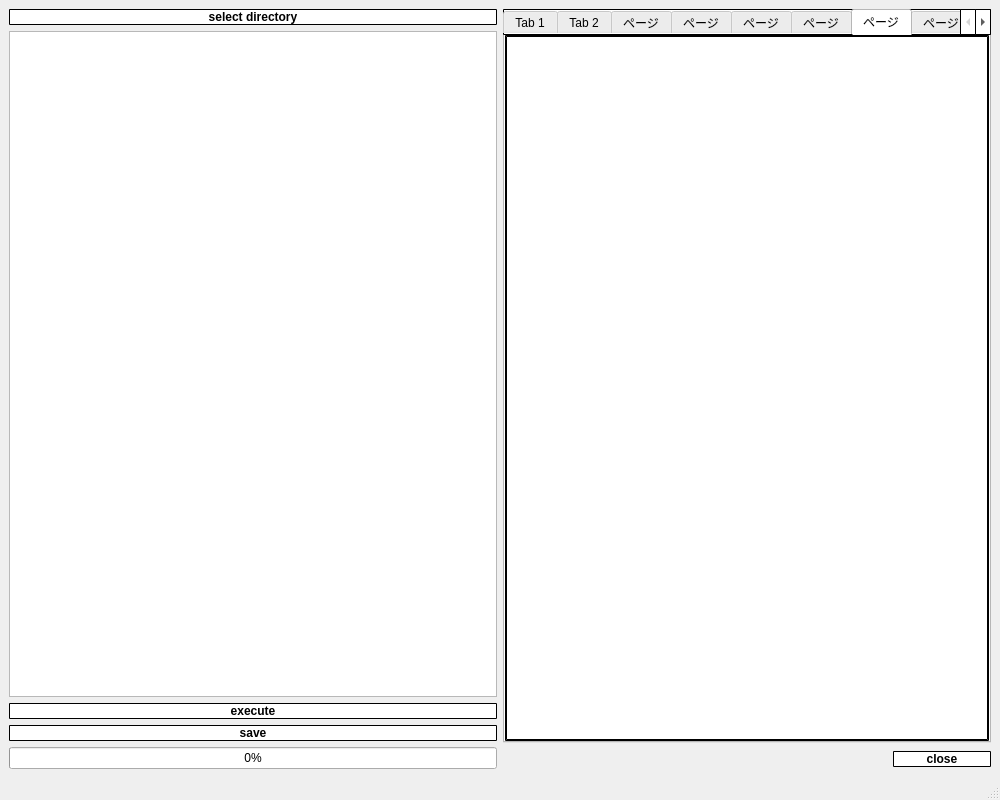
First picture: the form in app/ui/layout_image_analysis_window.ui, repository kazumakurotani/BCCProject, before the edit.
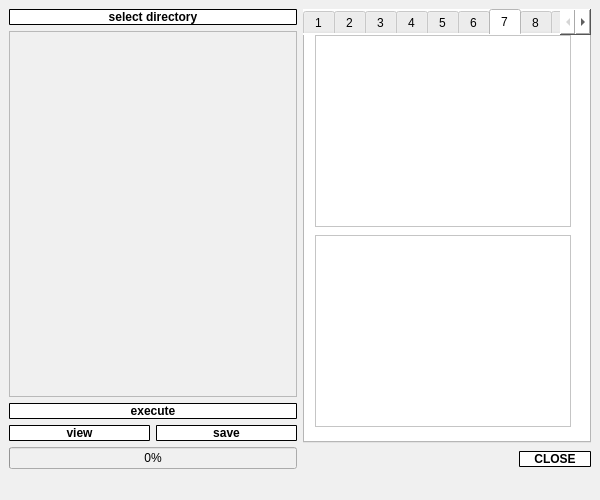
Second picture: the form after the edit. The open tabs and pages were chosen to show the change.

```diff
--- a/app/ui/layout_image_analysis_window.ui
+++ b/app/ui/layout_image_analysis_window.ui
@@ -6,17 +6,21 @@
    <rect>
     <x>0</x>
     <y>0</y>
-    <width>1000</width>
-    <height>800</height>
+    <width>600</width>
+    <height>500</height>
    </rect>
   </property>
   <property name="windowTitle">
    <string>MainWindow</string>
   </property>
+  <property name="styleSheet">
+   <string notr="true">background-color: rgb(255, 255, 255);
+background-color: rgb(240, 240, 240);</string>
+  </property>
   <widget class="QWidget" name="centralwidget">
    <layout class="QGridLayout" name="gridLayout">
     <item row="0" column="0">
-     <layout class="QHBoxLayout" name="horizontalLayout_2">
+     <layout class="QHBoxLayout" name="horizontalLayout_3">
       <item>
        <layout class="QVBoxLayout" name="verticalLayout_2">
         <item>
@@ -61,6 +65,12 @@
           <property name="textElideMode">
            <enum>Qt::ElideLeft</enum>
           </property>
+          <property name="indentation">
+           <number>100</number>
+          </property>
+          <attribute name="headerMinimumSectionSize">
+           <number>50</number>
+          </attribute>
          </widget>
         </item>
         <item>
@@ -95,15 +105,11 @@
          </widget>
         </item>
         <item>
-         <widget class="QPushButton" name="pushButton_for_saveResults">
-          <property name="sizePolicy">
-           <sizepolicy hsizetype="Preferred" vsizetype="Fixed">
-            <horstretch>0</horstretch>
-            <verstretch>0</verstretch>
-           </sizepolicy>
-          </property>
-          <property name="styleSheet">
-           <string notr="true">QPushButton {
+         <layout class="QHBoxLayout" name="horizontalLayout_2">
+          <item>
+           <widget class="QPushButton" name="pushButton">
+            <property name="styleSheet">
+             <string notr="true">QPushButton {
 	font: 11pt &quot;Segoe UI&quot;;
 	font-weight: bold;
 	color: rgb(0, 0, 0);
@@ -119,11 +125,44 @@
 	background-color: rgb(255, 255, 255);
 	border: 2px solid rgb(85, 170, 255);
 }</string>
-          </property>
-          <property name="text">
-           <string>save</string>
-          </property>
-         </widget>
+            </property>
+            <property name="text">
+             <string>view</string>
+            </property>
+           </widget>
+          </item>
+          <item>
+           <widget class="QPushButton" name="pushButton_for_saveResults">
+            <property name="sizePolicy">
+             <sizepolicy hsizetype="Preferred" vsizetype="Fixed">
+              <horstretch>0</horstretch>
+              <verstretch>0</verstretch>
+             </sizepolicy>
+            </property>
+            <property name="styleSheet">
+             <string notr="true">QPushButton {
+	font: 11pt &quot;Segoe UI&quot;;
+	font-weight: bold;
+	color: rgb(0, 0, 0);
+	background-color: rgb(255, 255, 255);
+	border: 1px solid rgb(0, 0, 0);
+	border-radius: 1px;
+}
+
+QPushButton:hover {
+	font: 75 11pt &quot;Segoe UI&quot;;
+	font-weight: bold;
+	color: rgb(85, 170, 255);
+	background-color: rgb(255, 255, 255);
+	border: 2px solid rgb(85, 170, 255);
+}</string>
+            </property>
+            <property name="text">
+             <string>save</string>
+            </property>
+           </widget>
+          </item>
+         </layout>
         </item>
         <item>
          <widget class="QProgressBar" name="progressBar">
@@ -152,8 +191,6 @@
          <widget class="QTabWidget" name="tabWidget_for_viewDiagram">
           <property name="styleSheet">
            <string notr="true">	background-color: rgb(255, 255, 255);
-	border: 0.5px solid rgb(0, 0, 0);
-	border-radius: 1px;
 </string>
           </property>
           <property name="currentIndex">
@@ -161,81 +198,88 @@
           </property>
           <widget class="QWidget" name="tab">
            <attribute name="title">
-            <string>Tab 1</string>
+            <string>1</string>
            </attribute>
           </widget>
           <widget class="QWidget" name="tab_2">
            <attribute name="title">
-            <string>Tab 2</string>
+            <string>2</string>
            </attribute>
           </widget>
           <widget class="QWidget" name="tab_3">
            <attribute name="title">
-            <string>ページ</string>
+            <string>3</string>
            </attribute>
           </widget>
           <widget class="QWidget" name="tab_4">
            <attribute name="title">
-            <string>ページ</string>
+            <string>4</string>
            </attribute>
           </widget>
           <widget class="QWidget" name="tab_5">
            <attribute name="title">
-            <string>ページ</string>
+            <string>5</string>
            </attribute>
           </widget>
           <widget class="QWidget" name="tab_6">
            <attribute name="title">
-            <string>ページ</string>
+            <string>6</string>
            </attribute>
           </widget>
           <widget class="QWidget" name="tab_7">
            <attribute name="title">
-            <string>ページ</string>
+            <string>7</string>
            </attribute>
+           <widget class="QTableView" name="tableView_tab_7">
+            <property name="geometry">
+             <rect>
+              <x>10</x>
+              <y>200</y>
+              <width>256</width>
+              <height>192</height>
+             </rect>
+            </property>
+           </widget>
+           <widget class="QGraphicsView" name="graphicsView_tab_7">
+            <property name="geometry">
+             <rect>
+              <x>10</x>
+              <y>0</y>
+              <width>256</width>
+              <height>192</height>
+             </rect>
+            </property>
+           </widget>
           </widget>
           <widget class="QWidget" name="tab_8">
            <attribute name="title">
-            <string>ページ</string>
+            <string>8</string>
            </attribute>
           </widget>
           <widget class="QWidget" name="tab_9">
            <attribute name="title">
-            <string>ページ</string>
+            <string>9</string>
            </attribute>
           </widget>
           <widget class="QWidget" name="tab_10">
            <attribute name="title">
-            <string>ページ</string>
+            <string>10</string>
            </attribute>
           </widget>
           <widget class="QWidget" name="tab_11">
            <attribute name="title">
-            <string>ページ</string>
+            <string>12</string>
            </attribute>
           </widget>
           <widget class="QWidget" name="tab_12">
            <attribute name="title">
-            <string>ページ</string>
+            <string>13</string>
            </attribute>
           </widget>
          </widget>
         </item>
         <item>
          <layout class="QHBoxLayout" name="horizontalLayout">
-          <item>
-           <spacer name="horizontalSpacer_2">
-            <property name="orientation">
-             <enum>Qt::Horizontal</enum>
-            </property>
-            <property name="sizeHint" stdset="0">
-             <size>
-              <width>40</width>
-              <height>20</height>
-             </size>
-            </property>
-           </spacer>
-          </item>
           <item>
            <spacer name="horizontalSpacer_3">
             <property name="orientation">
@@ -302,7 +346,7 @@
 }</string>
             </property>
             <property name="text">
-             <string>close</string>
+             <string>CLOSE</string>
             </property>
             <property name="flat">
              <bool>false</bool>
```
Left out of the diff: 115 changed lines with no effect on the pictures.
